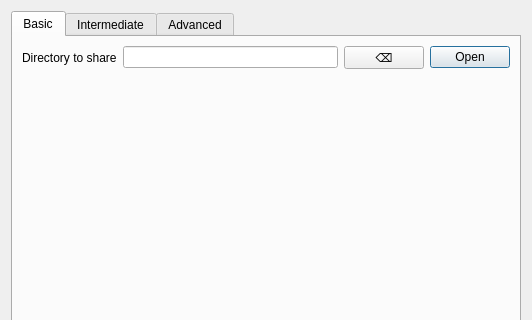
This is qweborf/main.ui in ltworf/weborf as Qt 5 draws it before an edit; both pictures show x 0 to 532 and y 0 to 320 of the 532 by 536 pixel window. The edited form follows.
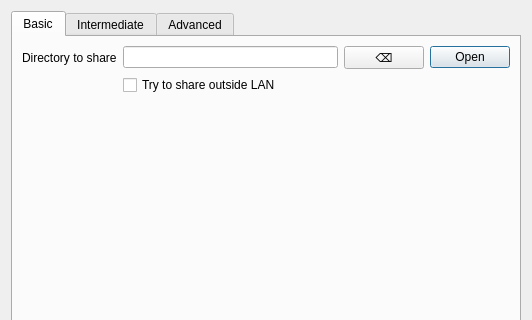
This is the edited form.

Commit message: Stub for NAT traversal

```diff
--- a/qweborf/main.ui
+++ b/qweborf/main.ui
@@ -79,6 +79,16 @@
            </item>
           </layout>
          </item>
+         <item row="1" column="1">
+          <widget class="QCheckBox" name="chkNAT">
+           <property name="toolTip">
+            <string>If checked, QWeborf will try to use UPnP to instruct the NAT device to open an external port to allow connections from Internet</string>
+           </property>
+           <property name="text">
+            <string>Try to share outside LAN</string>
+           </property>
+          </widget>
+         </item>
         </layout>
        </item>
       </layout>
```
The commit also changes 2 other files.
